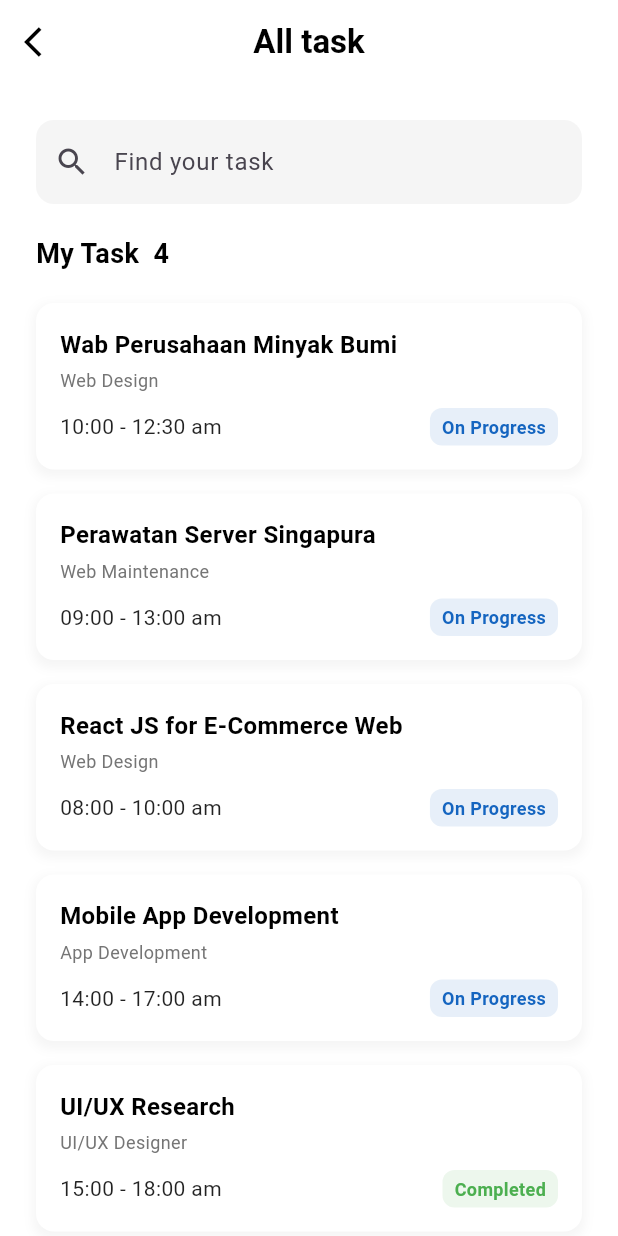
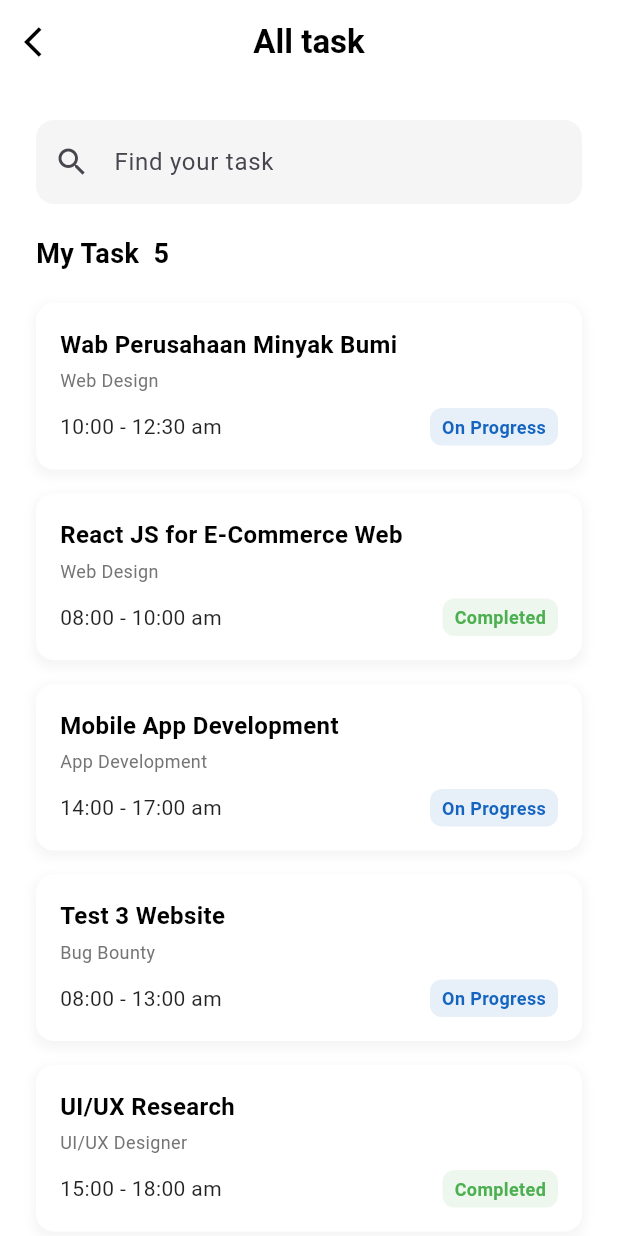
Before and after one commit to ilham0A/flutter-app-to-do-list, a Flutter app: the DashboardPage screen opened directly, after a tap on "View All", on a phone screen of 412 x 824 dp. Run offline on Flutter 3.47's test engine with Material 3 defaults, Android fonts, the phone set to English and light mode, and no system bars; our stand-ins replace google_nav_bar, line_icons.

Commit message:
mengaktifkan fitur pencarian

```diff
--- a/lib/all_tasks_page.dart
+++ b/lib/all_tasks_page.dart
@@ -1,7 +1,95 @@
 import 'package:flutter/material.dart';
 
-class AllTasksPage extends StatelessWidget {
+class Task {
+  final String title;
+  final String category;
+  final String time;
+  final String status;
+  final Color statusColor;
+
+  Task({
+    required this.title,
+    required this.category,
+    required this.time,
+    required this.status,
+    required this.statusColor,
+  });
+}
+
+class AllTasksPage extends StatefulWidget {
   const AllTasksPage({super.key});
+
+  @override
+  State<AllTasksPage> createState() => _AllTasksPageState();
+}
+
+class _AllTasksPageState extends State<AllTasksPage> {
+  final TextEditingController _searchController = TextEditingController();
+  List<Task> _allTasks = [];
+  List<Task> _filteredTasks = [];
+
+  @override
+  void initState() {
+    super.initState();
+    _allTasks = [
+      Task(
+        title: 'Wab Perusahaan Minyak Bumi',
+        category: 'Web Design',
+        time: '10:00 - 12:30 am',
+        status: 'On Progress',
+        statusColor: Colors.blue[800]!,
+      ),
+      Task(
+        title: 'React JS for E-Commerce Web',
+        category: 'Web Design',
+        time: '08:00 - 10:00 am',
+        status: 'Completed',
+        statusColor: Colors.green,
+      ),
+      Task(
+        title: 'Mobile App Development',
+        category: 'App Development',
+        time: '14:00 - 17:00 am',
+        status: 'On Progress',
+        statusColor: Colors.blue[800]!,
+      ),
+      Task(
+        title: 'Test 3 Website',
+        category: 'Bug Bounty',
+        time: '08:00 - 13:00 am',
+        status: 'On Progress',
+        statusColor: Colors.blue[800]!,
+      ),
+      Task(
+        title: 'UI/UX Research',
+        category: 'UI/UX Designer',
+        time: '15:00 - 18:00 am',
+        status: 'Completed',
+        statusColor: Colors.green,
+      ),
+    ];
+    _filteredTasks = _allTasks;
+    _searchController.addListener(_filterTasks);
+  }
+
+  @override
+  void dispose() {
+    _searchController.removeListener(_filterTasks);
+    _searchController.dispose();
+    super.dispose();
+  }
+
+  void _filterTasks() {
+    String query = _searchController.text.toLowerCase();
+    setState(() {
+      _filteredTasks =
+          _allTasks.where((task) {
+            return task.title.toLowerCase().contains(query) ||
+                task.category.toLowerCase().contains(query) ||
+                task.status.toLowerCase().contains(query);
+          }).toList();
+    });
+  }
 
   Widget _buildTaskCard(
     String title,
@@ -96,6 +184,7 @@ class AllTasksPage extends StatelessWidget {
           crossAxisAlignment: CrossAxisAlignment.start,
           children: [
             TextFormField(
+              controller: _searchController,
               decoration: InputDecoration(
                 hintText: 'Find your task',
                 prefixIcon: const Icon(Icons.search),
@@ -112,49 +201,29 @@ class AllTasksPage extends StatelessWidget {
               ),
             ),
             const SizedBox(height: 20),
-            const Text(
-              'My Task  4',
-              style: TextStyle(
+            Text(
+              'My Task  ${_filteredTasks.length}',
+              style: const TextStyle(
                 fontSize: 18,
                 fontWeight: FontWeight.bold,
                 color: Colors.black,
               ),
             ),
             const SizedBox(height: 20),
-            _buildTaskCard(
-              'Wab Perusahaan Minyak Bumi',
-              'Web Design',
-              '10:00 - 12:30 am',
-              'On Progress',
-              Colors.blue[800]!,
-            ),
-            _buildTaskCard(
-              'Perawatan Server Singapura',
-              'Web Maintenance',
-              '09:00 - 13:00 am',
-              'On Progress',
-              Colors.blue[800]!,
-            ),
-            _buildTaskCard(
-              'React JS for E-Commerce Web',
-              'Web Design',
-              '08:00 - 10:00 am',
-              'On Progress',
-              Colors.blue[800]!,
-            ),
-            _buildTaskCard(
-              'Mobile App Development',
-              'App Development',
-              '14:00 - 17:00 am',
-              'On Progress',
-              Colors.blue[800]!,
-            ),
-            _buildTaskCard(
-              'UI/UX Research',
-              'UI/UX Designer',
-              '15:00 - 18:00 am',
-              'Completed',
-              Colors.green,
+            ListView.builder(
+              shrinkWrap: true,
+              physics: const NeverScrollableScrollPhysics(),
+              itemCount: _filteredTasks.length,
+              itemBuilder: (context, index) {
+                final task = _filteredTasks[index];
+                return _buildTaskCard(
+                  task.title,
+                  task.category,
+                  task.time,
+                  task.status,
+                  task.statusColor,
+                );
+              },
             ),
           ],
         ),
--- a/lib/dashboard_page.dart
+++ b/lib/dashboard_page.dart
@@ -1,5 +1,21 @@
 import 'package:flutter/material.dart';
 import 'package:uas_last/all_tasks_page.dart';
+
+class Task {
+  final String title;
+  final String category;
+  final String time;
+  final String status;
+  final Color statusColor;
+
+  Task({
+    required this.title,
+    required this.category,
+    required this.time,
+    required this.status,
+    required this.statusColor,
+  });
+}
 
 class DashboardPage extends StatefulWidget {
   const DashboardPage({super.key});
@@ -9,6 +25,59 @@ class DashboardPage extends StatefulWidget {
 }
 
 class _DashboardPageState extends State<DashboardPage> {
+  final TextEditingController _searchController = TextEditingController();
+  List<Task> _allTasks = [];
+  List<Task> _filteredTasks = [];
+
+  @override
+  void initState() {
+    super.initState();
+    _allTasks = [
+      Task(
+        title: 'Wab Perusahaan Minyak Bumi',
+        category: 'Web Design',
+        time: '10:00 - 12:30 Am',
+        status: 'On Progress',
+        statusColor: Colors.blue,
+      ),
+      Task(
+        title: 'Mobile App Development',
+        category: 'App Development',
+        time: '09:00 - 13:00 Am',
+        status: 'On Progress',
+        statusColor: Colors.blue,
+      ),
+      Task(
+        title: 'Test 3 Website',
+        category: 'Bug Bounty',
+        time: '08:00 - 10:00 Am',
+        status: 'On Progress',
+        statusColor: Colors.blue,
+      ),
+    ];
+    _filteredTasks = _allTasks;
+    _searchController.addListener(_filterTasks);
+  }
+
+  @override
+  void dispose() {
+    _searchController.removeListener(_filterTasks);
+    _searchController.dispose();
+    super.dispose();
+  }
+
+  void _filterTasks() {
+    String query = _searchController.text.toLowerCase();
+    setState(() {
+      _filteredTasks =
+          _allTasks.where((task) {
+            return task.title.toLowerCase().contains(query) ||
+                task.category.toLowerCase().contains(query) ||
+                task.status.toLowerCase().contains(query);
+          }).toList();
+    });
+  }
+
   @override
   Widget build(BuildContext context) {
     return Scaffold(
@@ -30,15 +99,13 @@ class _DashboardPageState extends State<DashboardPage> {
             child: CircleAvatar(
               radius: 25,
               backgroundColor: Colors.grey[200],
-              // Coba tampilkan gambar hacker.jpg lagi
               child: ClipOval(
                 child: Image.asset(
-                  'assets/images/hacker.jpg', // Pastikan path dan nama file benar
+                  'assets/images/hacker.jpg',
                   fit: BoxFit.cover,
                   width: 50,
                   height: 50,
                   errorBuilder: (context, error, stackTrace) {
-                    // Ini akan mencetak error ke konsol debug Anda
                     print('Error loading profile image (dashboard): $error');
                     return const Icon(
                       Icons.person,
@@ -59,6 +126,7 @@ class _DashboardPageState extends State<DashboardPage> {
           children: [
             const SizedBox(height: 20),
             TextFormField(
+              controller: _searchController,
               decoration: InputDecoration(
                 hintText: 'Find your task',
                 prefixIcon: const Icon(Icons.search),
@@ -112,16 +180,16 @@ class _DashboardPageState extends State<DashboardPage> {
                     'bug bounty',
                     '3 Projects',
                     '10%',
-                    const Color.fromARGB(255, 138, 56, 142)!,
-                    const Color.fromARGB(255, 220, 155, 219)!,
+                    const Color.fromARGB(255, 138, 56, 142),
+                    const Color.fromARGB(255, 220, 155, 219),
                   ),
                   const SizedBox(width: 15),
                   _buildCategoryCard(
                     'desain logo',
                     '15 Projects',
                     '90%',
-                    const Color.fromARGB(255, 7, 73, 188)!,
-                    const Color.fromARGB(255, 104, 118, 138)!,
+                    const Color.fromARGB(255, 7, 73, 188),
+                    const Color.fromARGB(255, 104, 118, 138),
                   ),
                 ],
               ),
@@ -151,26 +219,20 @@ class _DashboardPageState extends State<DashboardPage> {
               ],
             ),
             const SizedBox(height: 15),
-            _buildTaskItem(
-              title: 'Wab Perusahaan Minyak Bumi',
-              category: 'Web Design',
-              time: '10:00 - 12:30 Am',
-              status: 'On Progress',
-              statusColor: Colors.blue,
-            ),
-            _buildTaskItem(
-              title: 'Perawatan Server Singapura',
-              category: 'Web Maintenance',
-              time: '09:00 - 13:00 Am',
-              status: 'On Progress',
-              statusColor: Colors.blue,
-            ),
-            _buildTaskItem(
-              title: 'React JS for E-Commerce Web',
-              category: 'Web Design',
-              time: '08:00 - 10:00 Am',
-              status: 'On Progress',
-              statusColor: Colors.blue,
+            ListView.builder(
+              shrinkWrap: true,
+              physics: const NeverScrollableScrollPhysics(),
+              itemCount: _filteredTasks.length,
+              itemBuilder: (context, index) {
+                final task = _filteredTasks[index];
+                return _buildTaskItem(
+                  title: task.title,
+                  category: task.category,
+                  time: task.time,
+                  status: task.status,
+                  statusColor: task.statusColor,
+                );
+              },
             ),
           ],
         ),
```
